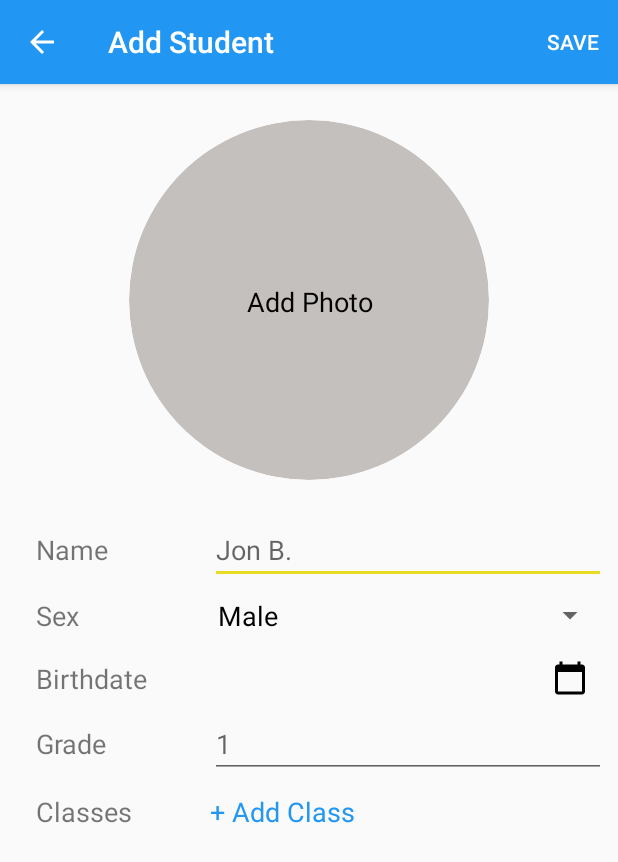
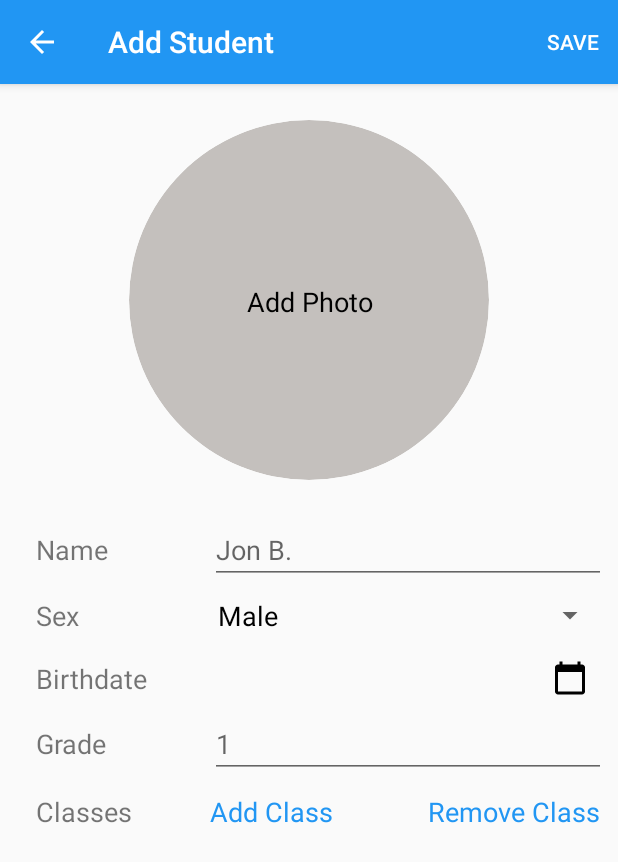
Before and after one commit to jonathan-barrera/Class-Scheduler, an Android app: the EditStudentInfo screen opened directly, with no data from a screen before it, on a phone screen of 412 x 824 dp. Shown: the top 862 px of the screen. Run offline under Robolectric (Android 15) with nearby library versions, the phone set to English and light mode, and no system bars; our stand-ins replace ButterKnife, CircleImageView, Firebase (no records; nobody signed in at launch, a user with empty details on screens opened directly), Timber; libraries missing offline, so code that uses them is left out: org.apache.commons; 2 statements that could not run were skipped.

Commit message:
Class Picker and Remover functions complete

```diff
--- a/app/build.gradle
+++ b/app/build.gradle
@@ -47,7 +47,7 @@ dependencies {
     implementation 'com.google.firebase:firebase-storage:16.0.1'
     implementation 'com.firebaseui:firebase-ui-database:3.3.1'
 
-    // Displaying images
+    // Glide: Displaying images
     implementation 'com.github.bumptech.glide:glide:3.8.0'
 
     // WordUtils
--- a/app/src/main/java/com/example/android/classscheduler/StudentProfile.java
+++ b/app/src/main/java/com/example/android/classscheduler/StudentProfile.java
@@ -190,7 +190,7 @@ public class StudentProfile extends AppCompatActivity {
         int sex = mCurrentStudent.getSex();
         long birthdate = mCurrentStudent.getBirthdate();
         int grade = mCurrentStudent.getGrade();
-        String classes = mCurrentStudent.getClasses();
+        String classes = TextUtils.join(", ", mCurrentStudent.getClasses());
         String photoUrl = mCurrentStudent.getPhotoUrl();
 
         // Populate views
--- a/app/src/main/res/layout/activity_edit_student_info.xml
+++ b/app/src/main/res/layout/activity_edit_student_info.xml
@@ -1,10 +1,14 @@
 <?xml version="1.0" encoding="utf-8"?>
-<android.support.constraint.ConstraintLayout xmlns:android="http://schemas.android.com/apk/res/android"
+<ScrollView xmlns:android="http://schemas.android.com/apk/res/android"
     xmlns:app="http://schemas.android.com/apk/res-auto"
     xmlns:tools="http://schemas.android.com/tools"
     android:layout_width="match_parent"
     android:layout_height="match_parent"
     tools:context=".EditStudentInfo">
+
+    <android.support.constraint.ConstraintLayout
+        android:layout_width="match_parent"
+        android:layout_height="wrap_content">
 
         <de.hdodenhof.circleimageview.CircleImageView
             android:id="@+id/gray_circle_background_view"
@@ -47,6 +51,8 @@
             app:layout_constraintVertical_bias="0.100000024" />
 
         <LinearLayout
+            android:focusable="true"
+            android:focusableInTouchMode="true"
             android:id="@+id/student_info_linear_layout"
             android:layout_width="match_parent"
             android:layout_height="wrap_content"
@@ -70,6 +76,7 @@
                 android:textSize="@dimen/label_text_size" />
 
             <EditText
+                android:imeOptions="actionDone"
                 android:id="@+id/student_name_edit_text"
                 android:layout_width="0dp"
                 android:layout_height="wrap_content"
@@ -186,6 +193,7 @@
                 android:textSize="@dimen/label_text_size" />
 
             <EditText
+                android:imeOptions="actionDone"
                 android:id="@+id/student_grade_edit_text"
                 android:layout_width="0dp"
                 android:layout_height="wrap_content"
@@ -197,23 +205,23 @@
 
         <LinearLayout
             android:layout_width="match_parent"
-        android:layout_height="@dimen/input_views_height"
+            android:layout_height="wrap_content"
             android:layout_marginEnd="8dp"
             android:layout_marginLeft="8dp"
             android:layout_marginRight="8dp"
             android:layout_marginStart="8dp"
-        android:layout_marginTop="10dp"
             android:orientation="horizontal"
             app:layout_constraintEnd_toEndOf="parent"
             app:layout_constraintStart_toStartOf="parent"
             app:layout_constraintTop_toBottomOf="@+id/linearLayout5">
 
             <TextView
-            android:onClick="openCreateClassesActivity"
                 android:id="@+id/student_classes_label"
                 android:layout_width="0dp"
                 android:layout_height="wrap_content"
+                android:layout_marginTop="10dp"
                 android:layout_weight="1"
+                android:onClick="openCreateClassesActivity"
                 android:paddingStart="16dp"
                 android:text="Classes"
                 android:textSize="@dimen/label_text_size" />
@@ -222,23 +230,50 @@
                 android:id="@+id/student_classes_edit_text"
                 android:layout_width="0dp"
                 android:layout_height="wrap_content"
+                android:layout_marginTop="10dp"
                 android:layout_weight="2"
-            android:inputType="textMultiLine"
-            android:orientation="vertical"
-            android:textSize="@dimen/student_edit_text_size">
-
-            <ListView
-                android:id="@+id/student_classes_list_view"
-                android:layout_width="match_parent"
-                android:layout_height="wrap_content" />
+                android:orientation="vertical">
 
                 <TextView
+                    android:id="@+id/student_classes_text_view"
                     android:layout_width="match_parent"
                     android:layout_height="wrap_content"
+                    android:textSize="@dimen/student_edit_text_size"
+                    android:visibility="gone"
+                    android:layout_marginBottom="8dp"/>
+
+                <RelativeLayout
+                    android:layout_width="match_parent"
+                    android:layout_height="wrap_content">
+
+                    <TextView
+                        android:clickable="true"
+                        android:focusable="true"
+                        android:foreground="?android:attr/selectableItemBackground"
+                        android:layout_width="wrap_content"
+                        android:layout_height="wrap_content"
+                        android:layout_alignParentStart="true"
+                        android:layout_alignParentLeft="true"
                         android:onClick="openClassPicker"
-                android:text="+ Add Class"
+                        android:text="Add Class"
                         android:textColor="@color/colorPrimary"
                         android:textSize="@dimen/student_edit_text_size" />
+
+                    <TextView
+                        android:clickable="true"
+                        android:focusable="true"
+                        android:foreground="?android:attr/selectableItemBackground"
+                        android:paddingRight="4dp"
+                        android:layout_alignParentRight="true"
+                        android:layout_alignParentEnd="true"
+                        android:layout_width="wrap_content"
+                        android:layout_height="wrap_content"
+                        android:onClick="openClassRemover"
+                        android:text="Remove Class"
+                        android:textColor="@color/colorPrimary"
+                        android:textSize="@dimen/student_edit_text_size" />
+
+                </RelativeLayout>
             </LinearLayout>
 
         </LinearLayout>
@@ -258,4 +293,7 @@
             app:layout_constraintStart_toStartOf="parent"
             app:layout_constraintTop_toTopOf="parent" />
 
+
     </android.support.constraint.ConstraintLayout>
+
+</ScrollView>
--- a/app/src/main/res/layout/activity_student_profile.xml
+++ b/app/src/main/res/layout/activity_student_profile.xml
@@ -193,13 +193,13 @@
         android:layout_marginLeft="8dp"
         android:layout_marginRight="8dp"
         android:layout_marginStart="8dp"
+        android:layout_marginTop="8dp"
         android:orientation="horizontal"
         app:layout_constraintEnd_toEndOf="parent"
         app:layout_constraintStart_toStartOf="parent"
         app:layout_constraintTop_toBottomOf="@+id/linearLayout5">
 
         <TextView
-            android:layout_gravity="center_vertical"
             android:id="@+id/student_classes_label"
             android:layout_width="0dp"
             android:layout_height="wrap_content"
@@ -209,7 +209,6 @@
             android:textSize="@dimen/label_text_size" />
 
         <TextView
-            android:layout_gravity="center_vertical"
             android:id="@+id/student_profile_classes_view"
             android:layout_width="0dp"
             android:layout_height="wrap_content"
--- a/app/src/main/res/values/strings.xml
+++ b/app/src/main/res/values/strings.xml
@@ -9,7 +9,4 @@
     <string name="title_activity_student_profile">StudentProfile</string>
     <string name="student_profile">Student Profile</string>
     <string name="no_classes_added">No classes added</string>
-
-    <!-- TODO: Remove or change this placeholder text -->
-    <string name="hello_blank_fragment">Hello blank fragment</string>
 </resources>
```
Also changed, not shown: app/src/main/java/com/example/android/classscheduler/ClassPickerFragment.java (+56 -11 lines), app/src/main/java/com/example/android/classscheduler/EditStudentInfo.java (+66 -10 lines), app/src/main/java/com/example/android/classscheduler/Model/Student.java (+10 -6 lines), app/src/main/res/layout/fragment_class_picker.xml (+15 -19 lines). Lines whose indentation alone changed are shown as unchanged.
